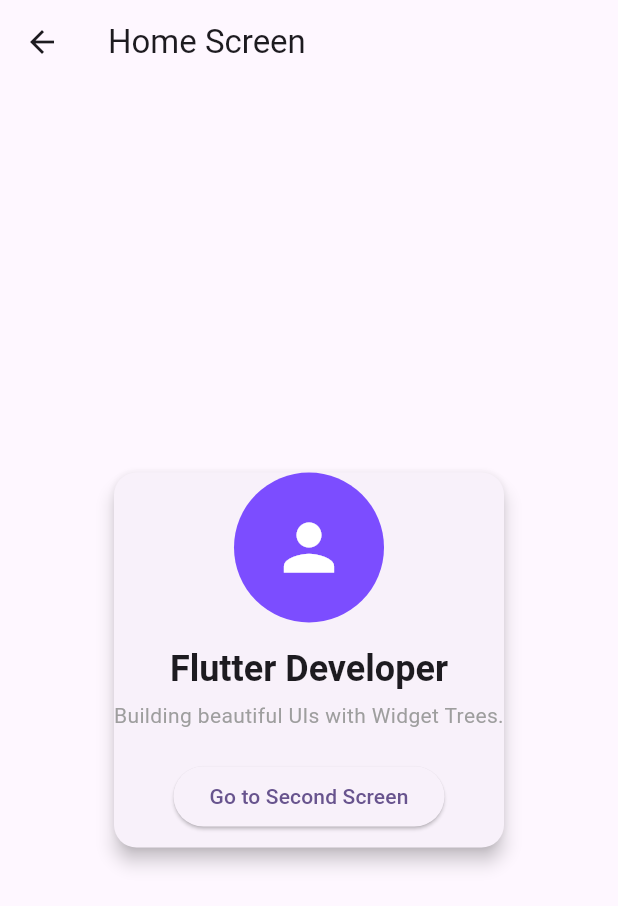
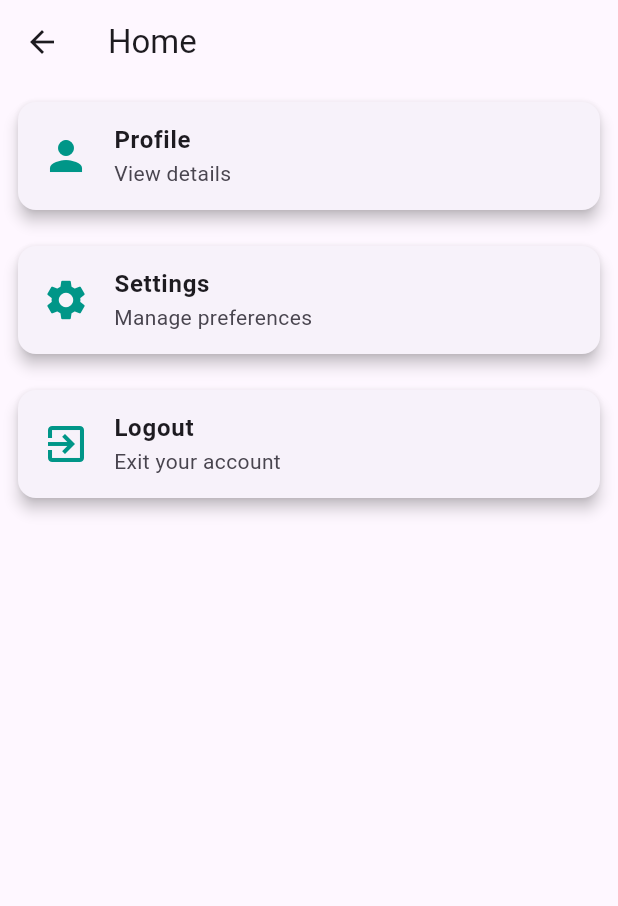
Before and after one commit to saiabishekpriyan/Hostel-hub-flutter-project, a Flutter app: the HomeScreen screen opened directly, on a phone screen of 412 x 824 dp. Shown: the top 906 px of the screen. Run offline on Flutter 3.47's test engine with Material 3 defaults, Android fonts, the light colour scheme and no system bars; our stand-ins replace cloud_firestore, firebase_auth, firebase_core; accounts and stored records are empty.

Commit message:
Implement custom reusable widgets and demo screens

```diff
--- /dev/null
+++ b/project_structure_demo/lib/screens/details_screen.dart
@@ -0,0 +1,18 @@
+import 'package:flutter/material.dart';
+import '../widgets/info_card.dart';
+
+class DetailsScreen extends StatelessWidget {
+  @override
+  Widget build(BuildContext context) {
+    return Scaffold(
+      appBar: AppBar(title: Text('Details')),
+      body: Center(
+        child: InfoCard(
+          title: 'Account Info',
+          subtitle: 'User details and subscription',
+          icon: Icons.info,
+        ),
+      ),
+    );
+  }
+}
--- a/project_structure_demo/lib/screens/home_screen.dart
+++ b/project_structure_demo/lib/screens/home_screen.dart
@@ -1,56 +1,17 @@
 import 'package:flutter/material.dart';
+import '../widgets/info_card.dart';
 
-class HomeScreen extends StatefulWidget {
-  const HomeScreen({super.key});
-
-  @override
-  State<HomeScreen> createState() => _HomeScreenState();
-}
-
-class _HomeScreenState extends State<HomeScreen> {
+class HomeScreen extends StatelessWidget {
   @override
   Widget build(BuildContext context) {
     return Scaffold(
-      appBar: AppBar(title: const Text('Home Screen')),
-      body: Center(
-        child: Card(
-          margin: const EdgeInsets.all(20),
-          elevation: 5,
-          shape: RoundedRectangleBorder(
-            borderRadius: BorderRadius.circular(15),
-          ),
-          child: Column(
-            mainAxisSize: MainAxisSize.min,
-            children: [
-              const CircleAvatar(
-                radius: 50,
-                backgroundColor: Colors.deepPurpleAccent,
-                child: Icon(Icons.person, size: 50, color: Colors.white),
-              ),
-              const SizedBox(height: 15),
-              Text(
-                'Flutter Developer',
-                style: Theme.of(context).textTheme.headlineSmall?.copyWith(
-                      fontWeight: FontWeight.bold,
-                    ),
-              ),
-              const SizedBox(height: 5),
-              const Text(
-                'Building beautiful UIs with Widget Trees.',
-                textAlign: TextAlign.center,
-                style: TextStyle(color: Colors.grey),
-              ),
-              const SizedBox(height: 20),
-              ElevatedButton(
-                onPressed: () {
-                  Navigator.pushNamed(context, '/second');
-                },
-                child: const Text('Go to Second Screen'),
-              ),
-              const SizedBox(height: 10),
-            ],
-          ),
-        ),
+      appBar: AppBar(title: Text('Home')),
+      body: ListView(
+        children: [
+          InfoCard(title: 'Profile', subtitle: 'View details', icon: Icons.person),
+          InfoCard(title: 'Settings', subtitle: 'Manage preferences', icon: Icons.settings),
+          InfoCard(title: 'Logout', subtitle: 'Exit your account', icon: Icons.exit_to_app),
+        ],
       ),
     );
   }
--- /dev/null
+++ b/project_structure_demo/lib/widgets/info_card.dart
@@ -0,0 +1,26 @@
+import 'package:flutter/material.dart';
+
+class InfoCard extends StatelessWidget {
+  final String title;
+  final String subtitle;
+  final IconData icon;
+
+  const InfoCard({
+    required this.title,
+    required this.subtitle,
+    required this.icon,
+  });
+
+  @override
+  Widget build(BuildContext context) {
+    return Card(
+      margin: EdgeInsets.all(12),
+      elevation: 4,
+      child: ListTile(
+        leading: Icon(icon, color: Colors.teal, size: 32),
+        title: Text(title, style: TextStyle(fontWeight: FontWeight.bold)),
+        subtitle: Text(subtitle),
+      ),
+    );
+  }
+}
```
Also changed, not shown: project_structure_demo/lib/main.dart (+41 -102 lines), project_structure_demo/lib/widgets/like_button.dart (added, +25 -0 lines).
